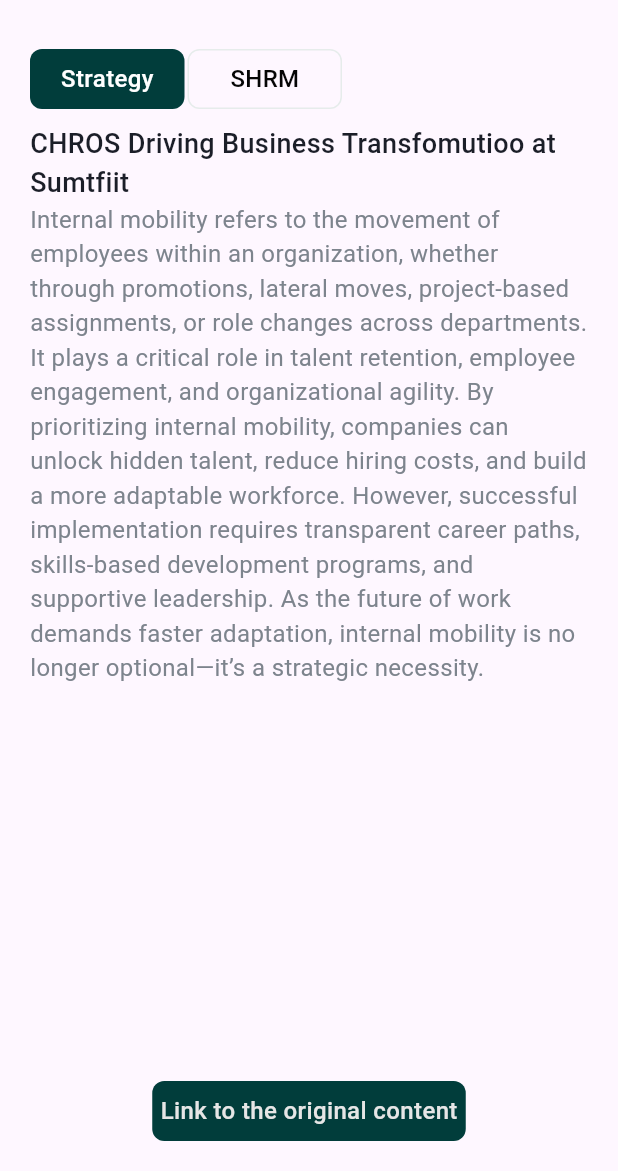
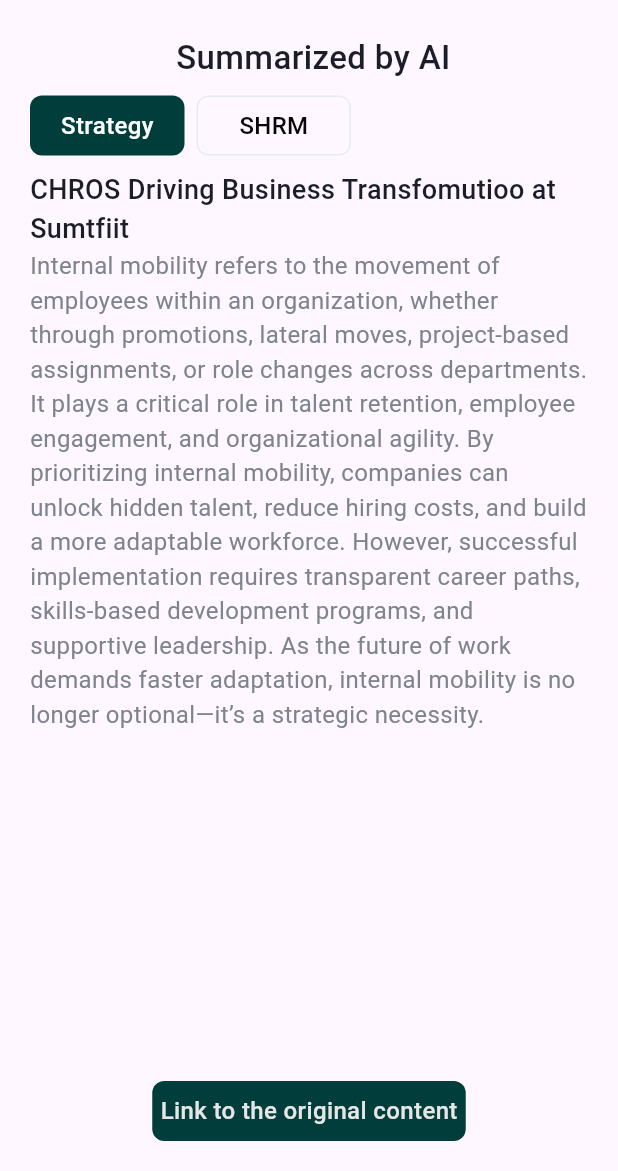
Before and after one commit to rayhantmt/Damaged303, a Flutter app: the NewsView screen opened directly, after a tap on "Internal mobility refers to the movement", on a phone screen of 412 x 824 dp, the part 65-1236 px from its top. Run offline on Flutter 3.47's test engine with Material 3 defaults, Android fonts, the phone set to English and light mode, and no system bars; our stand-ins replace get.

Commit message:
random push

```diff
--- a/lib/app/modules/chat/caht_view.dart
+++ b/lib/app/modules/chat/caht_view.dart
@@ -14,6 +14,10 @@ class CahtView extends StatelessWidget {
           child: Column(
             children: [
               Container(
+                child: Row(children: [
+
+                  ],
+                ),
                 height: 68,
                 width: double.infinity,
                 decoration: BoxDecoration(
--- a/lib/app/modules/news/news_view.dart
+++ b/lib/app/modules/news/news_view.dart
@@ -114,7 +114,7 @@ class NewsView extends StatelessWidget {
                               ),
                             ),
                           ),
-                          SizedBox(width: 2),
+                          SizedBox(width: 8),
                           Container(
                             height: 40,
                             width: Get.width * .25,
--- a/lib/app/modules/news_details/news_details_view.dart
+++ b/lib/app/modules/news_details/news_details_view.dart
@@ -31,7 +31,16 @@ class NewsDetailsView extends StatelessWidget {
         padding: const EdgeInsets.only(left: 20, right: 20),
         child: Column(
           children: [
-            SizedBox(height: 20),
+            SizedBox(height: 10),
+            Text(
+              ' Summarized by AI',
+              style: TextStyle(
+                fontWeight: FontWeight.w500,
+                fontSize: 22,
+                color: Color(0xff1B1E28),
+              ),
+            ),
+            SizedBox(height: 10),
             Row(
               children: [
                 Container(
@@ -52,7 +61,7 @@ class NewsDetailsView extends StatelessWidget {
                     ),
                   ),
                 ),
-                SizedBox(width: 2),
+                SizedBox(width: 8),
                 Container(
                   height: 40,
                   width: Get.width * .25,
```
